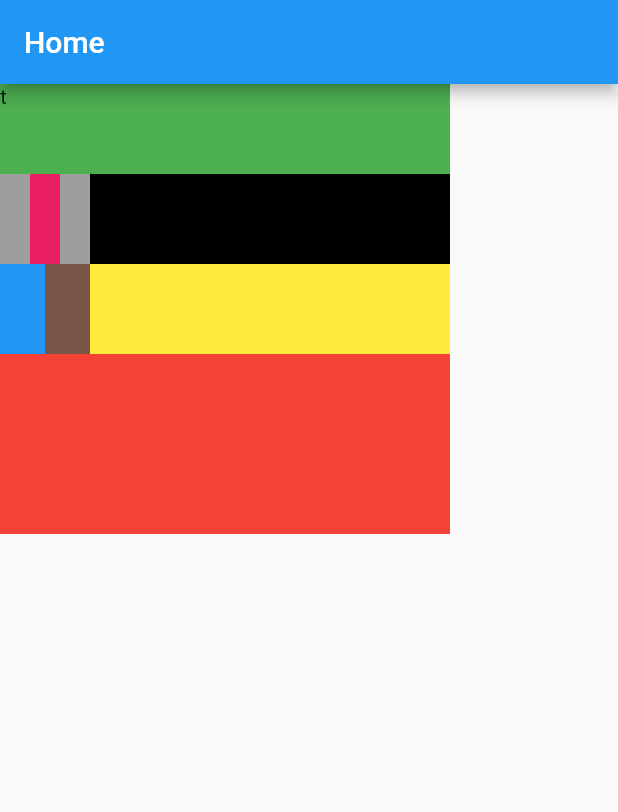
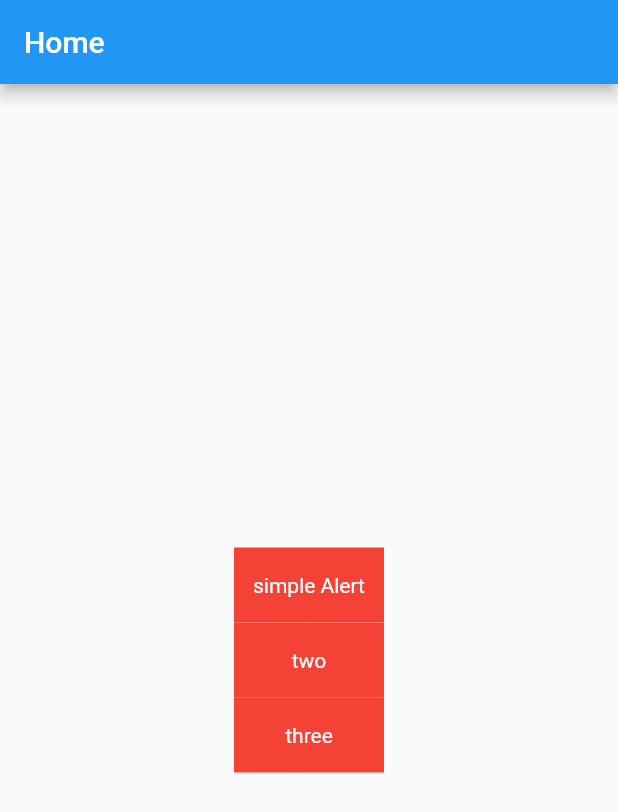
Before and after one commit to Fluttersmart13/FlutterTutorial, a Flutter app: the screen it shows after launch, on a phone screen of 412 x 824 dp. Shown: the top 812 px of the screen. Run offline on Flutter 3.47's test engine with Material 2 defaults, Android fonts, the phone set to English and light mode, and no system bars.

Commit message:
8 december 2022

```diff
--- a/lib/main.dart
+++ b/lib/main.dart
@@ -1,9 +1,13 @@
 import 'package:flutter/material.dart';
+import 'package:flutter_totorial/second_screen.dart';
+import 'package:flutter_totorial/third_screen.dart';
 
 void main() {
   /// main is the entry point of any programming language
   ///
-  runApp(MyApp());
+  runApp(MaterialApp(
+    home: MyApp(),
+  ));
 
   /// run app is use for root screen of any flutter project first screen
 }
@@ -14,72 +18,67 @@ class MyApp extends StatelessWidget {
   // This widget is the root of your application.
   @override
   Widget build(BuildContext context) {
-    return MaterialApp(
-      home: SafeArea(
-        child: Scaffold(
+    return Scaffold(
       appBar: AppBar(
         title: Text("Home"),
       ),
-          body: Container(
-            color: Colors.red,
-            width: 300,
-            height: 300,
-            child: Column(
-              mainAxisAlignment: MainAxisAlignment.start,
-              crossAxisAlignment: CrossAxisAlignment.stretch,
+      body: Column(
+        mainAxisAlignment: MainAxisAlignment.center,
         children: [
-                Container(
-                  color: Colors.green,
-                  width: 60,
-                  height: 60,
-                  child: Text("t"),
-                ),
-                Container(
-                  width: 60,
-                  height: 60,
-                  color: Colors.black,
-                  child: Row(
-                    crossAxisAlignment: CrossAxisAlignment.stretch,
-                    children: [
-                      Container(
-                        width: 20,
-                        height: 20,
-                        color: Colors.grey,
-                      ),
-                      Container(
-                        width: 20,
-                        height: 20,
-                        color: Colors.pink,
-                      ),
-                      Container(
-                        width: 20,
-                        height: 20,
-                        color: Colors.grey,
-                      )
+          getButton(context, "simple Alert", 1),
+          getButton(context, "two", 2),
+          getButton(context, "three", 3),
         ],
       ),
+    );
+  }
+
+  /// future is use for when any method take time in execution process
+  /// async - simultaneous calling a method
+  /// await - return value after some
+
+  _simpleAlertDialog() {
+    return SimpleDialog(
+      title: const Text('Select assignment'),
+      children: <Widget>[
+        SimpleDialogOption(
+          onPressed: () {},
+          child: const Text('Treasury department'),
         ),
-                Container(
-                  width: 60,
-                  height: 60,
-                  color: Colors.yellow,
-                  child: Row(
-                    crossAxisAlignment: CrossAxisAlignment.stretch,
-                    children: [
-                      Container(
-                        height: 30,
-                        width: 30,
-                        color: Colors.blue,
-                      ),
-                      Container(
-                        height: 30,
-                        width: 30,
-                        color: Colors.brown,
+        SimpleDialogOption(
+          onPressed: () {},
+          child: const Text('State department'),
         ),
       ],
-                  ),
-                ),
-              ],
+    );
+  }
+
+  Center getButton(BuildContext context, String name, int key) {
+    return Center(
+      child: InkWell(
+        onTap: () {
+          ///Navigator to open new activity
+
+          if (key == 1) {
+            _simpleAlertDialog();
+            // Navigator.push(context,
+            //     MaterialPageRoute(builder: (context) => FirstScreen()));
+          } else if (key == 2) {
+            Navigator.push(context,
+                MaterialPageRoute(builder: (context) => SecondScreen()));
+          } else if (key == 3) {
+            Navigator.push(context,
+                MaterialPageRoute(builder: (context) => ThirdScreen()));
+          }
+        },
+        child: Container(
+          height: 50,
+          width: 100,
+          color: Colors.red,
+          child: Center(
+            child: Text(
+              name,
+              style: TextStyle(color: Colors.white),
             ),
           ),
         ),
@@ -87,3 +86,5 @@ class MyApp extends StatelessWidget {
     );
   }
 }
+
+/// function and method are same and use for reuse the code
```
Also changed, not shown: lib/alert_dialog_screen.dart (added, +17 -0 lines), lib/first_scree.dart (added, +13 -0 lines), lib/second_screen.dart (added, +14 -0 lines), lib/third_screen.dart (added, +14 -0 lines). Lines whose indentation alone changed are shown as unchanged.
